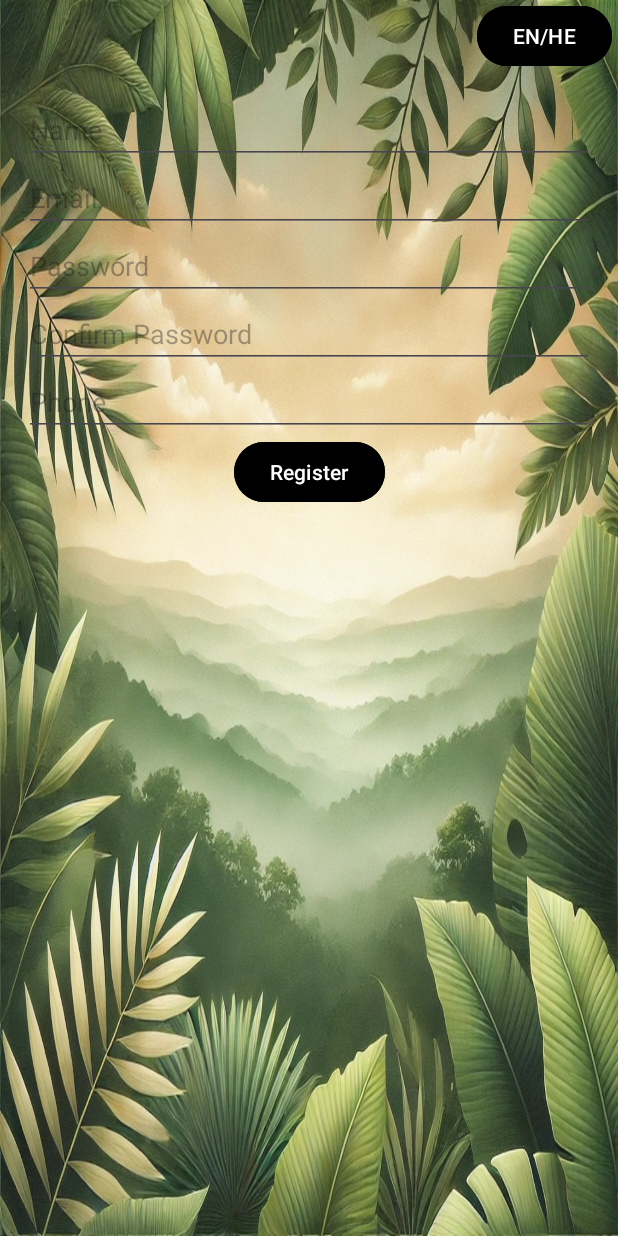
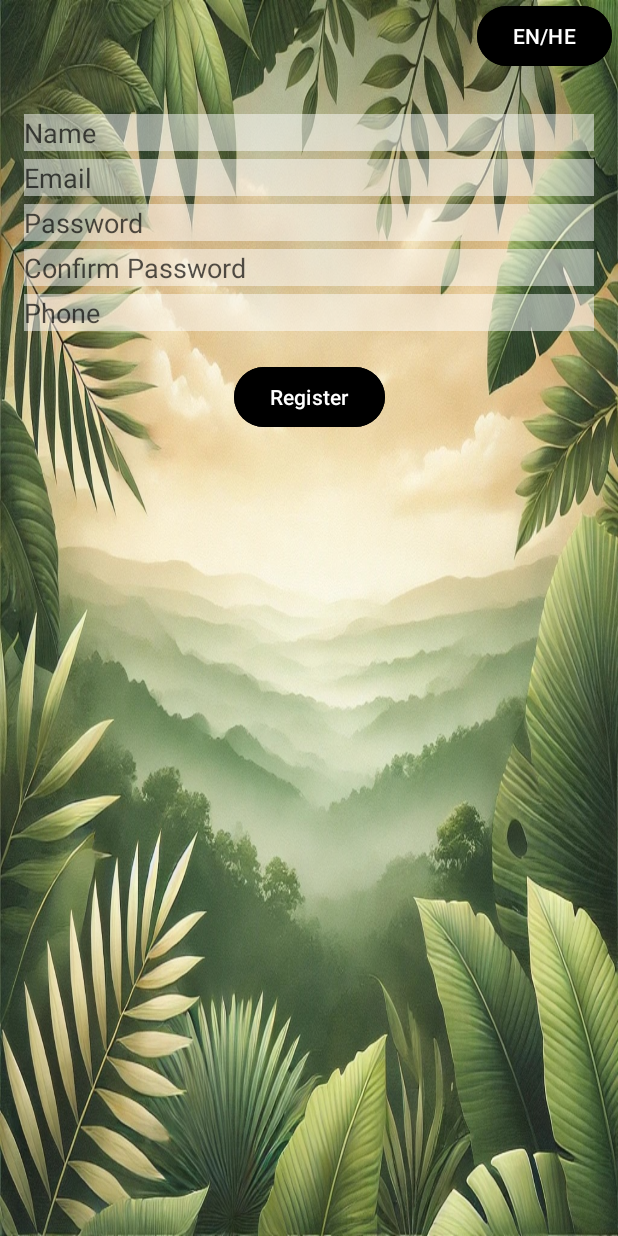
Before and after one commit to BenSimany/AnimalInfoApp, an Android app: the RegisterFragment screen opened through its navigation route, on a phone screen of 412 x 824 dp. Run offline under Robolectric (Android 15) with nearby library versions, the phone set to English and light mode, and no system bars; our stand-ins replace Firebase (no records; nobody signed in at launch, a user with empty details on screens opened directly).

Commit message:
Default image and more improvment

```diff
--- a/app/src/main/java/com/example/animalinfoapp/models/AnimalAdapter.java
+++ b/app/src/main/java/com/example/animalinfoapp/models/AnimalAdapter.java
@@ -68,7 +68,7 @@ public class AnimalAdapter extends RecyclerView.Adapter<AnimalAdapter.AnimalView
         //    אם כן, נשים תמונה ברירת מחדל (ic_default_image)
         // -----------------------------------------------------
         if (imageName == null || imageName.trim().isEmpty()) {
-            holder.animalImageView.setImageResource(R.drawable.tiger);
+            holder.animalImageView.setImageResource(R.drawable.default_image);
         } else {
             // יש שם: מנסים למצוא את ה-resource ב-drawable
             int resourceId = holder.itemView.getContext()
--- a/app/src/main/res/layout/fragment_animals.xml
+++ b/app/src/main/res/layout/fragment_animals.xml
@@ -19,6 +19,8 @@
         android:layout_marginTop="8dp"
         android:elevation="4dp"
         android:queryHint="@string/search_hint"
+        android:background="#7EFFFFFF"
+        android:textColorHint="#000000"
         app:layout_constraintEnd_toEndOf="parent"
         app:layout_constraintHorizontal_bias="0.0"
         app:layout_constraintStart_toEndOf="@+id/btnLogout"
--- a/app/src/main/res/layout/fragment_login.xml
+++ b/app/src/main/res/layout/fragment_login.xml
@@ -13,6 +13,8 @@
         android:layout_width="0dp"
         android:layout_height="wrap_content"
         android:hint="@string/email_hint"
+        android:background="#7EFFFFFF"
+        android:textColorHint="#AB000000"
         android:inputType="textEmailAddress"
         app:layout_constraintTop_toTopOf="parent"
         app:layout_constraintStart_toStartOf="parent"
@@ -27,6 +29,9 @@
         android:layout_height="wrap_content"
         android:hint="@string/password_hint"
         android:inputType="textPassword"
+        android:background="#7EFFFFFF"
+        android:textColorHint="#AB000000"
+        android:layout_marginTop="5dp"
         app:layout_constraintTop_toBottomOf="@id/editTextEmail"
         app:layout_constraintStart_toStartOf="parent"
         app:layout_constraintEnd_toEndOf="parent"
@@ -40,6 +45,7 @@
         android:text="@string/login"
         android:backgroundTint="@color/black"
         android:textColor="@color/white"
+        android:layout_marginTop="20dp"
         app:cornerRadius="20dp"
         app:layout_constraintTop_toBottomOf="@id/editTextPassword"
         app:layout_constraintStart_toStartOf="parent"
--- a/app/src/main/res/layout/fragment_register.xml
+++ b/app/src/main/res/layout/fragment_register.xml
@@ -13,10 +13,12 @@
         android:layout_width="0dp"
         android:layout_height="wrap_content"
         android:hint="@string/name_hint"
+        android:background="#7EFFFFFF"
+        android:textColorHint="#AB000000"
         app:layout_constraintTop_toTopOf="parent"
         app:layout_constraintStart_toStartOf="parent"
         app:layout_constraintEnd_toEndOf="parent"
-        android:layout_marginTop="48dp"
+        android:layout_marginTop="60dp"
         android:layout_marginBottom="8dp" />
 
     <!-- אימייל -->
@@ -25,7 +27,10 @@
         android:layout_width="0dp"
         android:layout_height="wrap_content"
         android:hint="@string/email_hint"
+        android:background="#7EFFFFFF"
+        android:textColorHint="#AB000000"
         android:inputType="textEmailAddress"
+        android:layout_marginTop="5dp"
         app:layout_constraintTop_toBottomOf="@id/editTextName"
         app:layout_constraintStart_toStartOf="parent"
         app:layout_constraintEnd_toEndOf="parent"
@@ -37,7 +42,10 @@
         android:layout_width="0dp"
         android:layout_height="wrap_content"
         android:hint="@string/password_hint"
+        android:background="#7EFFFFFF"
+        android:textColorHint="#AB000000"
         android:inputType="textPassword"
+        android:layout_marginTop="5dp"
         app:layout_constraintTop_toBottomOf="@id/editTextEmail"
         app:layout_constraintStart_toStartOf="parent"
         app:layout_constraintEnd_toEndOf="parent"
@@ -49,7 +57,10 @@
         android:layout_width="0dp"
         android:layout_height="wrap_content"
         android:hint="@string/confirm_password_hint"
+        android:background="#7EFFFFFF"
+        android:textColorHint="#AB000000"
         android:inputType="textPassword"
+        android:layout_marginTop="5dp"
         app:layout_constraintTop_toBottomOf="@id/editTextPassword"
         app:layout_constraintStart_toStartOf="parent"
         app:layout_constraintEnd_toEndOf="parent"
@@ -62,6 +73,9 @@
         android:layout_height="wrap_content"
         android:hint="@string/phone_hint"
         android:inputType="phone"
+        android:background="#7EFFFFFF"
+        android:textColorHint="#AB000000"
+        android:layout_marginTop="5dp"
         app:layout_constraintTop_toBottomOf="@id/editTextPassword2"
         app:layout_constraintStart_toStartOf="parent"
         app:layout_constraintEnd_toEndOf="parent"
@@ -75,6 +89,7 @@
         android:text="@string/register"
         android:backgroundTint="@color/black"
         android:textColor="@color/white"
+        android:layout_marginTop="20dp"
         app:cornerRadius="20dp"
         app:layout_constraintTop_toBottomOf="@id/editTextPhone"
         app:layout_constraintStart_toStartOf="parent"
```
Also changed, not shown: app/src/main/res/layout/fragment_add_animal.xml (+10 -3 lines), app/src/main/res/drawable/default_image.jpg (added).
